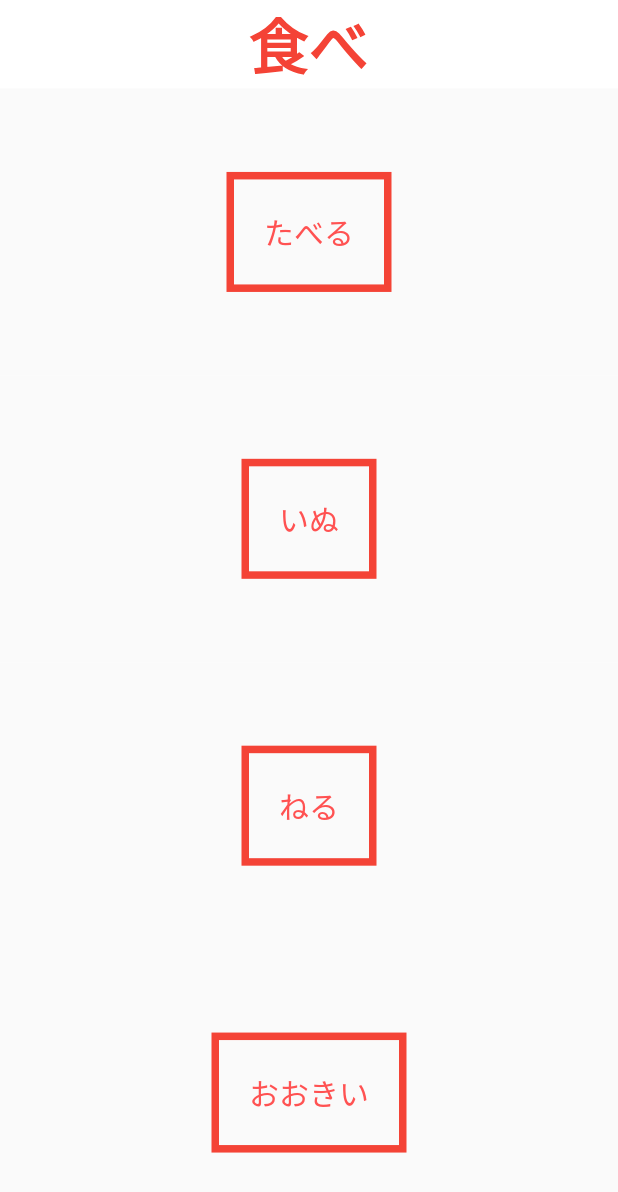
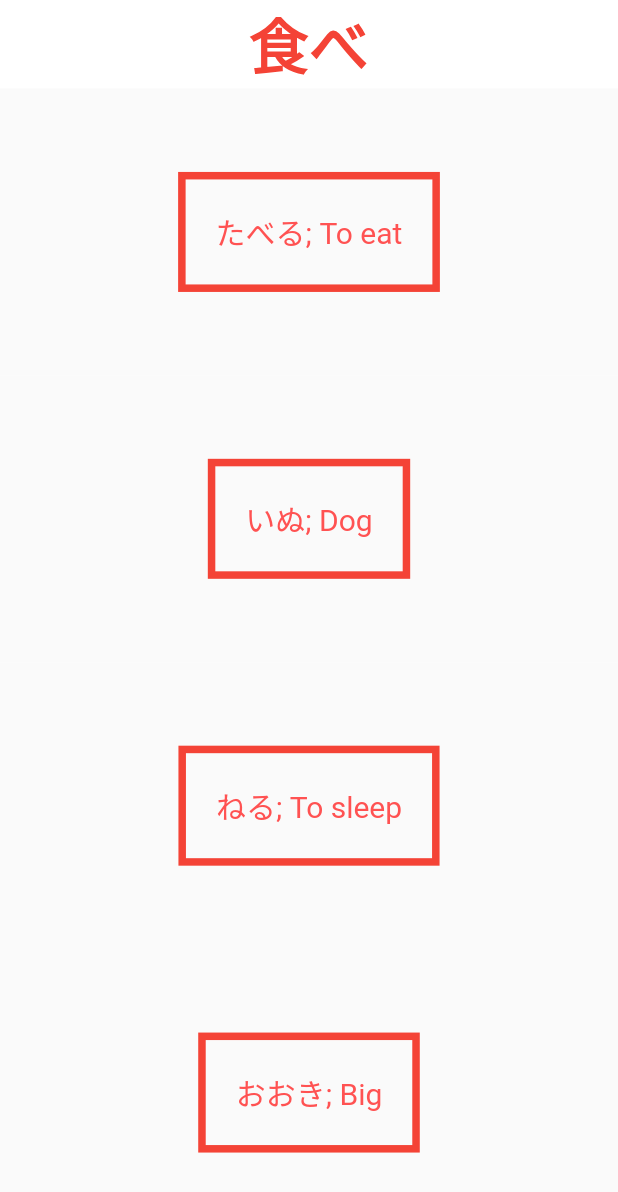
Before and after one commit to Echinoidea/senior_project, a Flutter app: the screen it shows after launch, after a tap on "Verbs", on a phone screen of 412 x 824 dp. Shown: the top 1192 px of the screen. Run offline on Flutter 3.47's test engine with Material 2 defaults, Android fonts, the light colour scheme and no system bars.

```diff
--- a/lib/pages/quiz_adjectives_screen.dart
+++ b/lib/pages/quiz_adjectives_screen.dart
@@ -13,16 +13,16 @@ class QuizAdjectivesScreen extends StatefulWidget {
 class _QuizAdjectivesScreenState extends State<QuizAdjectivesScreen> {
 
   static final List<Question> _questionList = [
-    new Question("暖かい", ["あたたかい", "まえ", "はし", "にち"], 0),
-    new Question("暑い", ["ねん", "げつ", "あつい", "かえる"], 2),
-    new Question("寒い", ["むすめ", "ひと", "さむい", "いち"], 2),
-    new Question("涼しい", ["すずしい", "かんじ", "ときょう", "きのう"], 0),
-    new Question("大きい", ["かみ", "かね", "おに", "おおきい"], 3),
-    new Question("小さい", ["ど", "にく", "ちいさい", "あたたかい"], 2),
-    new Question("可愛い", ["かわいい", "ええ", "ちゅうごく", "ほん"], 2),
-    new Question("綺麗", ["きれい", "わたし", "あなた", "かわいい"], 0),
-    new Question("思い", ["おもい", "きく", "せんせい", "いい"], 0),
-    new Question("良い", ["おお", "なれ", "ねこ", "よい"], 3),
+    new Question("暖かい", ["あたたかい; Warm", "まえ; Before", "はし; Chopsticks", "にち; Sun"], 0),
+    new Question("暑い", ["ねん; Year", "げつ; Month", "あつい; Hot", "かえる; Return"], 2),
+    new Question("寒い", ["むすめ; Daughter", "ひと; Person", "さむい; Cold", "いち; One"], 2),
+    new Question("涼しい", ["すずしい; Cool", "かんじ; Chinese characters", "ときょう; Tokyo", "きのう; Yesterday"], 0),
+    new Question("大きい", ["かわいい; Cute", "あたたかい; Warm", "おにい; Older brother", "おおきい; Big"], 3),
+    new Question("小さい", ["ど; Earth", "にく; Meat", "ちいさい; Small", "あたたかい; Warm"], 2),
+    new Question("可愛い", ["かわいい; Cute", "ええ; Yeah", "ちゅうごく; China", "ほん; Book"], 2),
+    new Question("綺麗", ["きれい; Beautiful", "わたし; I/Me", "あなた; You", "かわいい; Cute"], 0),
+    new Question("思い", ["おもい; Heavy", "きく; To hear", "せんせい; Teacher", "いい; Good"], 0),
+    new Question("良い", ["おおき; Big", "なれ; Practice", "ねこ; Cat", "よい; Good"], 3),
     new Question("", ["", "", "", ""], 0)
   ];
 
--- a/lib/pages/quiz_basics_screen.dart
+++ b/lib/pages/quiz_basics_screen.dart
@@ -13,16 +13,16 @@ class QuizBasicsScreen extends StatefulWidget {
 class _QuizBasicsScreenState extends State<QuizBasicsScreen> {
 
   static final List<Question> _questionList = [
-    new Question("日", ["かね", "いぬ", "はし", "にち"], 3),
-    new Question("月", ["ねん", "げつ", "はち", "しち"], 1),
-    new Question("火", ["とら", "ひと", "ひ", "いち"], 2),
-    new Question("水", ["まえ", "みず", "ちち", "きのう"], 1),
-    new Question("木", ["かみ", "かね", "き", "なな"], 2),
-    new Question("土", ["ど", "にく", "かい", "はは"], 0),
-    new Question("本", ["まえ", "ええ", "ねる", "ほん"], 3),
-    new Question("金", ["かね", "おき", "しち", "ねこ"], 0),
-    new Question("犬", ["いぬ", "きく", "はち", "いい"], 0),
-    new Question("猫", ["おお", "なれ", "ねこ", "じゃ"], 2),
+    new Question("日", ["かね; Money", "いぬ; Dog", "はし; Chopsticks", "にち; Sun"], 3),
+    new Question("月", ["ねん; Year", "げつ; Month", "はち; Eight", "しち; Seven"], 1),
+    new Question("火", ["とら; Tiger", "ひと; Person", "ひ; Fire", "いち; One"], 2),
+    new Question("水", ["まえ; Before", "みず; Water", "ちち; Dad", "きのう; Yesterday"], 1),
+    new Question("木", ["かみ; Paper", "かね; Money", "き; Tree", "あう; Blue"], 2),
+    new Question("土", ["ど; Earth", "にく; Meat", "かい; Shellfish", "はは; Mom"], 0),
+    new Question("本", ["まえ; Before", "ええ; Yeah", "ねる; To sleep", "ほん; Book"], 3),
+    new Question("金", ["かね; Money", "おきる; To get up", "しち; Seven", "ねこ; Cat"], 0),
+    new Question("犬", ["いぬ; Dog", "きく; To hear", "はち; Eight", "いい; Good"], 0),
+    new Question("猫", ["おおき; Big", "はし; Chopsticks", "ねこ; Cat", "ひ; Fire"], 2),
     new Question("", ["", "", "", ""], 0)
   ];
 
--- a/lib/pages/quiz_numbers_screen.dart
+++ b/lib/pages/quiz_numbers_screen.dart
@@ -13,16 +13,16 @@ class QuizNumbersScreen extends StatefulWidget {
 class _QuizNumbersScreenState extends State<QuizNumbersScreen> {
 
   static final List<Question> _questionList = [
-    new Question("一", ["かね", "いち", "はし", "にち"], 1),
-    new Question("二", ["ねん", "げつ", "に", "しち"], 2),
-    new Question("三", ["さん", "ひと", "ひ", "いち"], 0),
-    new Question("四", ["まえ", "みず", "ちち", "よん；し"], 3),
-    new Question("五", ["かみ", "かね", "き", "ご"], 3),
-    new Question("六", ["ど", "にく", "ろく", "はは"], 2),
-    new Question("七", ["まえ", "しち；なな", "ねる", "ほん"], 1),
-    new Question("八", ["かね", "おき", "しち", "はち"], 3),
-    new Question("九", ["いぬ", "きく", "はち", "きゅう"], 3),
-    new Question("十", ["じゅう", "なれ", "ねこ", "じゃ"], 0),
+    new Question("一", ["かね; Money", "いち; One", "はし; Chopsticks", "にち; Sun"], 1),
+    new Question("二", ["ねん; Year", "げつ; Month", "に; Two", "しち; Seven"], 2),
+    new Question("三", ["さん; Three", "ひと; Person", "ひ; Fire", "いち; One"], 0),
+    new Question("四", ["まえ; Before", "みず; Water", "ちち; Dad", "よん; Four"], 3),
+    new Question("五", ["いち; One", "に; Two", "き; Tree", "ご; Five"], 3),
+    new Question("六", ["ど; Earth", "ろく; Six", "じゅう; Ten", "はは; Mom"], 2),
+    new Question("七", ["はち; Eight", "しち; Seven", "ねる; To sleep", "ほん; Book"], 1),
+    new Question("八", ["かね; Money", "おおき; Big", "しち; Seven", "はち; Eight"], 3),
+    new Question("九", ["いぬ; Dog", "じゅう; Ten", "はち; Eight", "きゅう; Nine"], 3),
+    new Question("十", ["じゅう; Ten", "ろく; Six", "ねこ; Cat", "ひ; Fire"], 0),
     new Question("", ["", "", "", ""], 0)
   ];
 
--- a/lib/pages/quiz_verbs_screen.dart
+++ b/lib/pages/quiz_verbs_screen.dart
@@ -13,16 +13,16 @@ class QuizVerbsScreen extends StatefulWidget {
 class _QuizVerbsScreenState extends State<QuizVerbsScreen> {
 
   static final List<Question> _questionList = [
-    new Question("食べ", ["たべる", "いぬ", "ねる", "おおきい"], 0),
-    new Question("寝る", ["ねん", "ねる", "ちゅうごく", "しち"], 1),
-    new Question("飲む", ["のむ", "おきる", "おまえ", "いち"], 0),
-    new Question("出かける", ["でかける", "みず", "です", "きのう"], 0),
-    new Question("起きる", ["かみ", "おきる", "聞く", "なな"], 1),
-    new Question("来る", ["くる", "おとこ", "かい", "ひと"], 0),
-    new Question("掃除する", ["リンゴ", "そうじする", "にほんご", "ほん"], 1),
-    new Question("見る", ["かね", "みる", "そうじする", "アメリカ"], 1),
-    new Question("読む", ["よい", "きく", "あたたかい", "よみ"], 3),
-    new Question("買う", ["おお", "はい", "さむい", "かう"], 3),
+    new Question("食べ", ["たべる; To eat", "いぬ; Dog", "ねる; To sleep", "おおき; Big"], 0),
+    new Question("寝る", ["ねん; Year", "ねる; To sleep", "ちゅうごく; China", "しち; Seven"], 1),
+    new Question("飲む", ["のむ; To drink", "おきる; To get up", "でかける; To go out", "いち; One"], 0),
+    new Question("出かける", ["でかける; To go out", "みず; Water", "です; To be", "きのう; Yesterday"], 0),
+    new Question("起きる", ["ねこ; Cat", "おきる; To get up", "聞く; To listen", "しち; Seven"], 1),
+    new Question("来る", ["くる; To come", "おとこ; Man", "パソコン; Computer", "ひと; Person"], 0),
+    new Question("掃除する", ["リンゴ; Apple", "そうじする; To clean", "にほんご; Japanese", "ほん; Book"], 1),
+    new Question("見る", ["かね; Money", "みる; To see", "そうじする; To clean", "アメリカ; America"], 1),
+    new Question("読む", ["よい; Good", "きく; To hear", "あたたかい; Warm", "よみ; Read"], 3),
+    new Question("買う", ["おきる; To get up", "はい; Yes", "さむい; Cool", "かう; To buy"], 3),
     new Question("", ["", "", "", ""], 0)
   ];
 
--- a/lib/pages/score_screen.dart
+++ b/lib/pages/score_screen.dart
@@ -11,7 +11,7 @@ class ScoreScreen extends StatelessWidget {
   @override
   Widget build(BuildContext context) {
     return new Material(
-      color: Colors.blueAccent,
+      color: Colors.redAccent,
       child: new Column(
         mainAxisAlignment: MainAxisAlignment.center,
         children: <Widget>[
```
Also changed, not shown: pubspec.yaml (+8 -2 lines), 2 other files.
